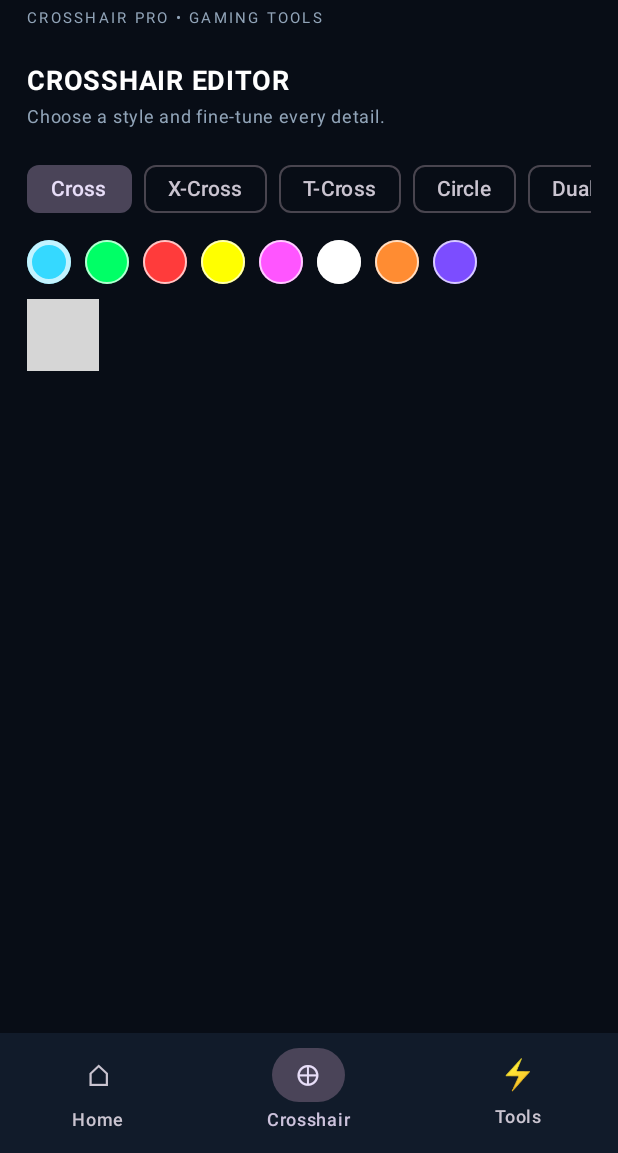
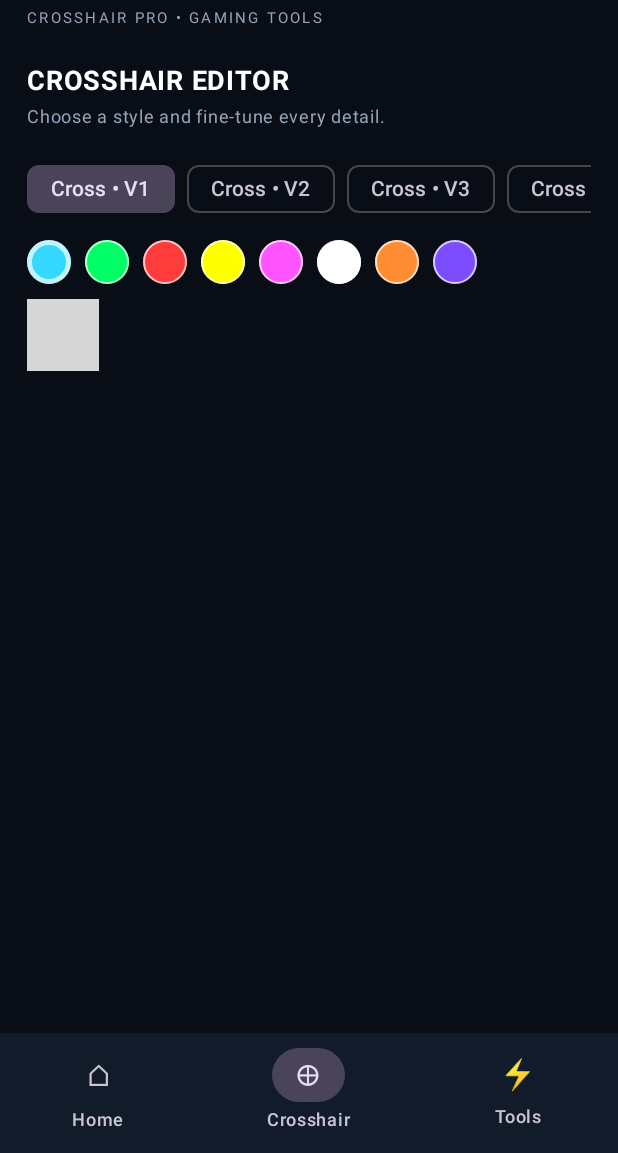
Before and after one commit to AwalulBieber/aerodot-android, an Android app built with Jetpack Compose: the screen it shows after launch (MainActivity), item 2 of the bottom bar chosen, on a phone screen of 412 x 824 dp, the part 83-1236 px from its top. Run offline under Robolectric (Android 15) with nearby library versions, the phone set to English and light mode, and no system bars; 1 statement that could not run was skipped; grey boxes are pictures that could not be loaded.

Commit message:
Expand crosshair library to 128 preset variants

```diff
--- a/app/src/main/java/com/aerodot/app/MainActivity.kt
+++ b/app/src/main/java/com/aerodot/app/MainActivity.kt
@@ -32,10 +32,11 @@ private val Bg = Color(0xFF080D16)
 private val Panel = Color(0xFF111B2A)
 private val Cyan = Color(0xFF35D9FF)
 private val Muted = Color(0xFF91A4B8)
-private val presets = listOf(
+private val shapeNames = listOf(
     "Cross", "X-Cross", "T-Cross", "Circle", "Dual Ring", "Chevron", "Brackets", "Corners",
     "Sniper", "Dot", "Plus", "Small Cross", "Open Cross", "Square", "Diamond", "Star"
 )
+private val presets = shapeNames.flatMap { shape -> (1..8).map { variant -> "$shape • V$variant" } }
 private val colors = listOf(
     Color(0xFF35D9FF), Color(0xFF00FF66), Color(0xFFFF3B3B), Color(0xFFFFFF00),
     Color(0xFFFF55FF), Color(0xFFFFFFFF), Color(0xFFFF8C32), Color(0xFF7C4DFF)
@@ -103,6 +104,7 @@ private fun AeroDotApp(
     val context = androidx.compose.ui.platform.LocalContext.current
     val prefs = remember { context.getSharedPreferences("aerodot_settings", Context.MODE_PRIVATE) }
     var selectedShape by remember { mutableStateOf(prefs.getString("shape", "Cross") ?: "Cross") }
+    var selectedVariant by remember { mutableIntStateOf(prefs.getInt("variant", 1)) }
     var selectedColor by remember { mutableIntStateOf(prefs.getInt("color", android.graphics.Color.rgb(53,217,255))) }
     var size by remember { mutableFloatStateOf(prefs.getFloat("size", 22f)) }
     var thickness by remember { mutableFloatStateOf(prefs.getFloat("thickness", 2.5f)) }
@@ -116,6 +118,7 @@ private fun AeroDotApp(
     fun saveAndRefresh() {
         prefs.edit()
             .putString("shape", selectedShape)
+            .putInt("variant", selectedVariant)
             .putInt("color", selectedColor)
             .putFloat("size", size)
             .putFloat("thickness", thickness)
@@ -143,6 +146,7 @@ private fun AeroDotApp(
                     "Home" -> HomePage(onStartOverlay, onShowOverlay, onHideOverlay, onStopOverlay, onRequestOverlayPermission)
                     "Crosshair" -> CrosshairPage(
                         selectedShape, { selectedShape = it; saveAndRefresh() },
+                        selectedVariant, { selectedVariant = it; saveAndRefresh() },
                         selectedColor, { selectedColor = it; saveAndRefresh() },
                         size, { size = it; saveAndRefresh() },
                         thickness, { thickness = it; saveAndRefresh() },
@@ -204,6 +208,7 @@ private fun HomePage(
 @Composable
 private fun CrosshairPage(
     shape: String, setShape: (String) -> Unit,
+    variant: Int, setVariant: (Int) -> Unit,
     color: Int, setColor: (Int) -> Unit,
     size: Float, setSize: (Float) -> Unit,
     thickness: Float, setThickness: (Float) -> Unit,
@@ -218,8 +223,14 @@ private fun CrosshairPage(
         Text("Choose a style and fine-tune every detail.", color = Muted, fontSize = 12.sp)
         Spacer(Modifier.height(12.dp))
         Row(Modifier.horizontalScroll(rememberScrollState()), horizontalArrangement = Arrangement.spacedBy(8.dp)) {
-            presets.forEach { name ->
-                FilterChip(selected = shape == name, onClick = { setShape(name) }, label = { Text(name) })
+            presets.forEach { label ->
+                val presetShape = label.substringBefore(" • V")
+                val presetVariant = label.substringAfter("V").toIntOrNull() ?: 1
+                FilterChip(
+                    selected = shape == presetShape && variant == presetVariant,
+                    onClick = { setShape(presetShape); setVariant(presetVariant) },
+                    label = { Text(label) }
+                )
             }
         }
         Row(Modifier.fillMaxWidth().padding(vertical = 10.dp), horizontalArrangement = Arrangement.spacedBy(9.dp), verticalAlignment = Alignment.CenterVertically) {
```
